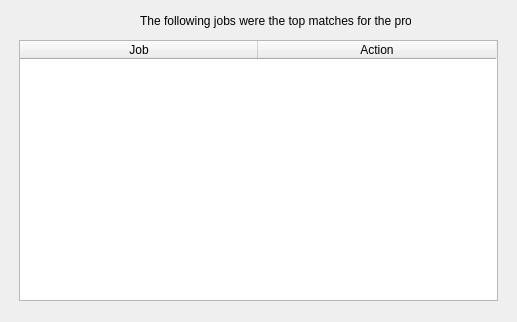
This is src/user_interfaces/top_jobs.ui in Nicholas-C-Brown/COSC419F-Project as Qt 5 draws it before an edit. The edited form follows.
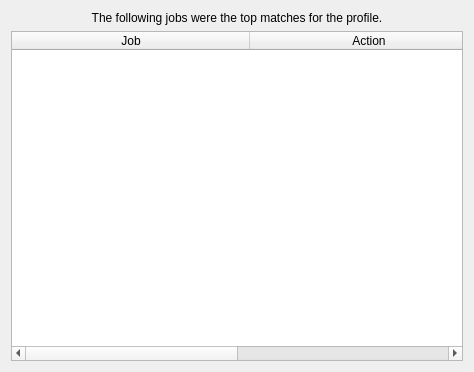
This is the edited form.

What changed in the file:
```diff
--- a/src/user_interfaces/top_jobs.ui
+++ b/src/user_interfaces/top_jobs.ui
@@ -6,35 +6,26 @@
    <rect>
     <x>0</x>
     <y>0</y>
-    <width>517</width>
-    <height>322</height>
+    <width>474</width>
+    <height>372</height>
    </rect>
   </property>
   <property name="windowTitle">
    <string>Top Jobs</string>
   </property>
+  <layout class="QVBoxLayout" name="verticalLayout">
+   <item>
   <widget class="QLabel" name="label">
-   <property name="geometry">
-    <rect>
-     <x>140</x>
-     <y>0</y>
-     <width>271</width>
-     <height>41</height>
-    </rect>
-   </property>
    <property name="text">
     <string>The following jobs were the top matches for the profile.</string>
    </property>
-  </widget>
+     <property name="alignment">
+      <set>Qt::AlignCenter</set>
+     </property>
+    </widget>
+   </item>
+   <item>
   <widget class="QTableWidget" name="tableWidget">
-   <property name="geometry">
-    <rect>
-     <x>19</x>
-     <y>40</y>
-     <width>479</width>
-     <height>261</height>
-    </rect>
-   </property>
    <property name="sizePolicy">
     <sizepolicy hsizetype="Minimum" vsizetype="Expanding">
      <horstretch>0</horstretch>
@@ -64,6 +55,8 @@
     </property>
    </column>
   </widget>
+   </item>
+  </layout>
  </widget>
  <resources/>
  <connections/>
```
Left out of the diff: 4 changed lines with no effect on the pictures. Lines whose indentation alone changed are shown as unchanged.
